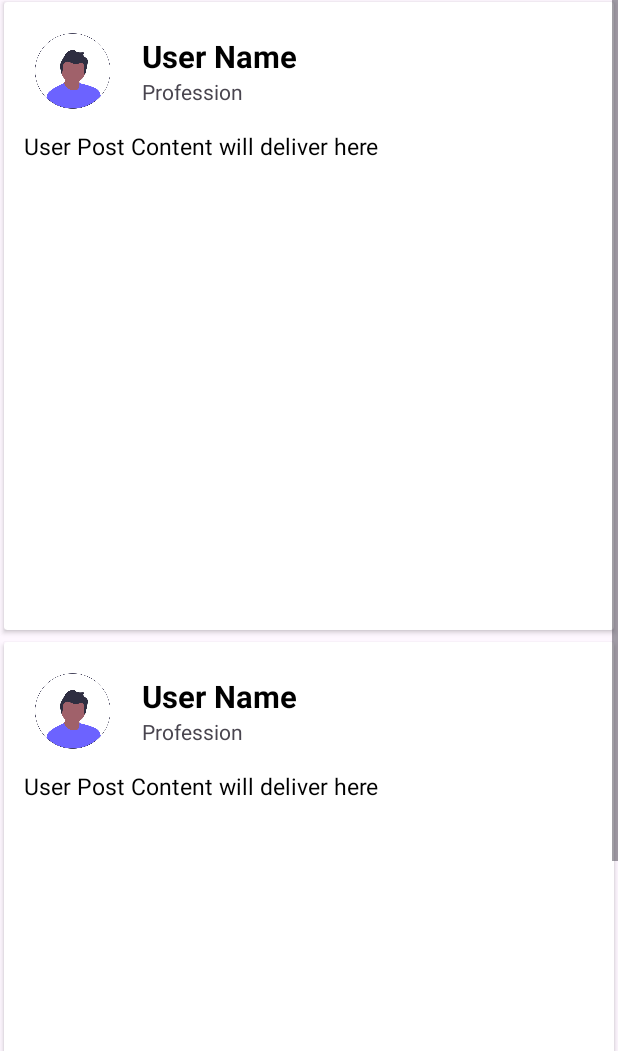
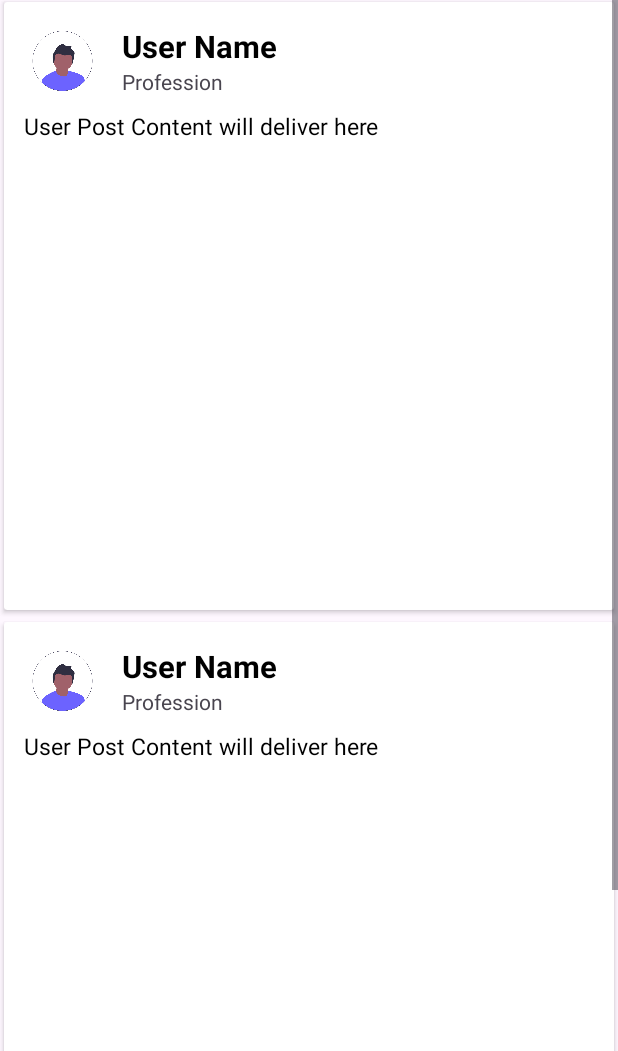
Before and after one commit to DevP-ai/OpportunityOwl, an Android app: the layout fragment_home.xml on its own in the app's theme, with its tools: preview values and no code run, on a phone screen of 412 x 824 dp, the part 185-1236 px from its top. Run offline under Robolectric (Android 15) with nearby library versions, the phone set to English and light mode, and no system bars.

Commit message:
Reduce post Image size

```diff
--- a/app/src/main/res/layout/post_design.xml
+++ b/app/src/main/res/layout/post_design.xml
@@ -20,8 +20,8 @@
 
             <de.hdodenhof.circleimageview.CircleImageView
                 android:id="@+id/postUserProfile"
-                android:layout_width="@dimen/_50sdp"
-                android:layout_height="@dimen/_50sdp"
+                android:layout_width="@dimen/_40sdp"
+                android:layout_height="@dimen/_40sdp"
                 android:src="@drawable/profile" />
 
             <LinearLayout
```
